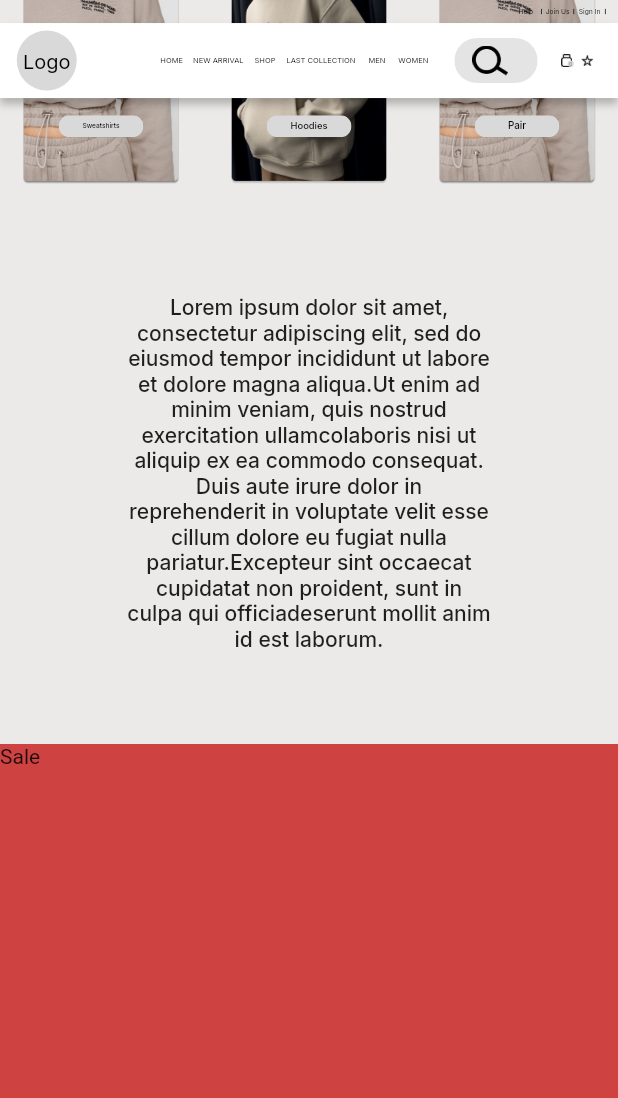
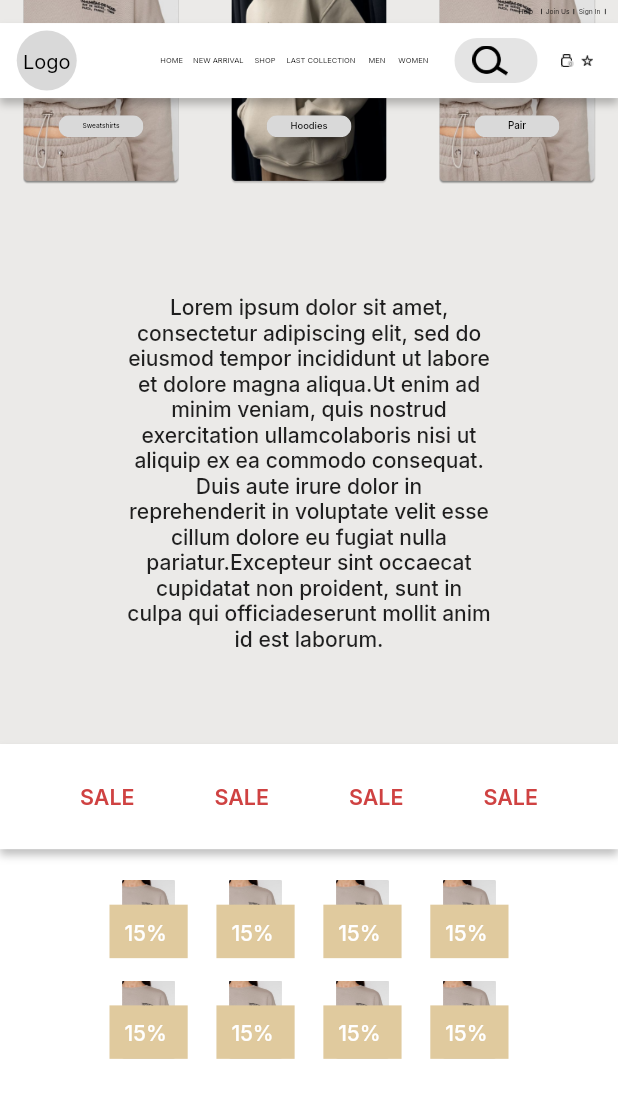
Before and after one commit to ralphkevinmacahipay/flutter-test-app, a Flutter app: the DesktopScreen screen opened directly, scrolled down 1152 dp, on a phone screen of 412 x 824 dp. Shown: the top 1098 px of the screen. Run offline on Flutter 3.47's test engine with Material 2 defaults, Android fonts, the phone set to English and light mode, and no system bars; our stand-ins replace get, google_fonts, velocity_x.

Commit message:
init_sale

```diff
--- a/lib/desktop/home_desktop/nav_bar_item.dart
+++ b/lib/desktop/home_desktop/nav_bar_item.dart
@@ -60,7 +60,7 @@ class NavBar extends StatelessWidget {
                     MyWidgetTextButton(
                       kStyle: kInterRegurlar,
                       kTitle: "SHOP",
-                      kOnPress: kUiStateInstance.shopFunction,
+                      kOnPress: () => kUiStateInstance.shopFunction(context),
                     ),
                     MyWidgetTextButton(
                       kStyle: kInterRegurlar,
--- a/lib/desktop/sale/sale.dart
+++ b/lib/desktop/sale/sale.dart
@@ -1,6 +1,9 @@
+import 'package:flutter/gestures.dart';
 import 'package:flutter/material.dart';
+import 'package:flutter_test_app/configuration/icons.dart';
 import 'package:flutter_test_app/configuration/style.dart';
 import 'package:get/get.dart';
+import 'package:velocity_x/velocity_x.dart';
 
 class SalesDesktopScreen extends StatelessWidget {
   const SalesDesktopScreen({
@@ -9,11 +12,135 @@ class SalesDesktopScreen extends StatelessWidget {
 
   @override
   Widget build(BuildContext context) {
+    List<String> kHeaderSale = [
+      "SALE",
+      "SALE",
+      "SALE",
+      "SALE",
+    ];
+    List<Map<String, dynamic>> kProdSaleList = [
+      {"image": kSampleJacket},
+      {"image": kSampleJacket},
+      {"image": kSampleJacket},
+      {"image": kSampleJacket},
+      {"image": kSampleJacket},
+      {"image": kSampleJacket},
+      {"image": kSampleJacket},
+      {"image": kSampleJacket},
+    ];
     return Container(
-      color: kLignRed,
+      color: kWhite,
       height: context.height,
       width: context.width,
-      child: const Text('Sale'),
+      child: Stack(children: [
+        Container(
+            height: context.percentHeight * 8.51,
+            decoration: BoxDecoration(color: kWhite, boxShadow: [
+              BoxShadow(
+                color: kBlack.withOpacity(.25),
+                offset: const Offset(0, 4),
+                blurRadius: 4,
+              ),
+            ]),
+            child: Row(
+                crossAxisAlignment: CrossAxisAlignment.center,
+                mainAxisAlignment: MainAxisAlignment.spaceEvenly,
+                children: kHeaderSale
+                    .map(
+                      (kItem) => Text(
+                        kItem,
+                        style: kInterSemiBold.copyWith(
+                            fontSize: context.percentWidth * 3.47,
+                            color: kLignRed),
+                      ),
+                    )
+                    .toList())),
+        Align(
+          alignment: Alignment.center,
+          child: Container(
+            color: kWhite,
+            height: context.percentHeight * 86,
+            child: GridView.builder(
+              padding: const EdgeInsets.symmetric(horizontal: 73),
+              itemCount: kProdSaleList.length,
+              gridDelegate: SliverGridDelegateWithFixedCrossAxisCount(
+                childAspectRatio: .5 / .5,
+                mainAxisSpacing: 15,
+                crossAxisSpacing: context.percentWidth * 4.65,
+                crossAxisCount: 4,
+              ),
+              itemBuilder: (context, index) => Container(
+                decoration: BoxDecoration(
+                  image: DecorationImage(
+                    image: AssetImage(
+                      kProdSaleList[index]['image'],
+                    ),
+                  ),
+                ),
+                child: Stack(children: [
+                  Align(
+                      alignment: Alignment.topRight,
+                      child: Container(
+                          padding: const EdgeInsets.all(10),
+                          decoration: const BoxDecoration(
+                            color: kLigthBrown,
+                          ),
+                          child: Text(
+                            "15% OFF",
+                            style: kInterMediumBold.copyWith(color: kWhite),
+                          )).marginOnly(top: context.percentHeight * 2))
+                ]),
+              ),
+            ),
+          ).marginOnly(top: context.percentHeight * 8),
+        ),
+      ]),
     );
   }
 }
+
+
+/**
+ *
+                  Text(
+                    "Sale",
+                    style: kInterMediumBold.copyWith(
+                        fontSize: context.percentWidth * 3.47, color: kWhite),
+                  ),
+                  SizedBox(
+                    width: context.percentWidth * 6.458,
+                  ),
+                  Text(
+                    "Sale",
+                    style: kInterMediumBold.copyWith(
+                        fontSize: context.percentWidth * 3.47, color: kWhite),
+                  ),
+                  SizedBox(
+                    width: context.percentWidth * 6.458,
+                  ),
+                  Text(
+                    "Sale",
+                    style: kInterMediumBold.copyWith(
+                        fontSize: context.percentWidth * 3.47, color: kWhite),
+                  ),
+                  SizedBox(
+                    width: context.percentWidth * 6.458,
+                  ),
+                  Text(
+                    "Sale",
+                    style: kInterMediumBold.copyWith(
+                        fontSize: context.percentWidth * 3.47, color: kWhite),
+                  ),
+                  SizedBox(
+                    width: context.percentWidth * 6.458,
+                  ),
+
+ */
+
+
+  //  return Container(
+  //               color: Colors.blue,
+  //               child: Center(
+  //                 child: Text('Item $index'),
+  //               ),
+  //             );
--- a/pubspec.yaml
+++ b/pubspec.yaml
@@ -37,6 +37,7 @@ dependencies:
   google_fonts: ^5.1.0
   velocity_x: ^4.1.1
   get: ^4.6.5
+  flutter_staggered_grid_view: ^0.7.0
 
 dev_dependencies:
   flutter_test:
```
Also changed, not shown: lib/playground.dart (added, +47 -0 lines), lib/state_management/get.dart (+4 -3 lines).
